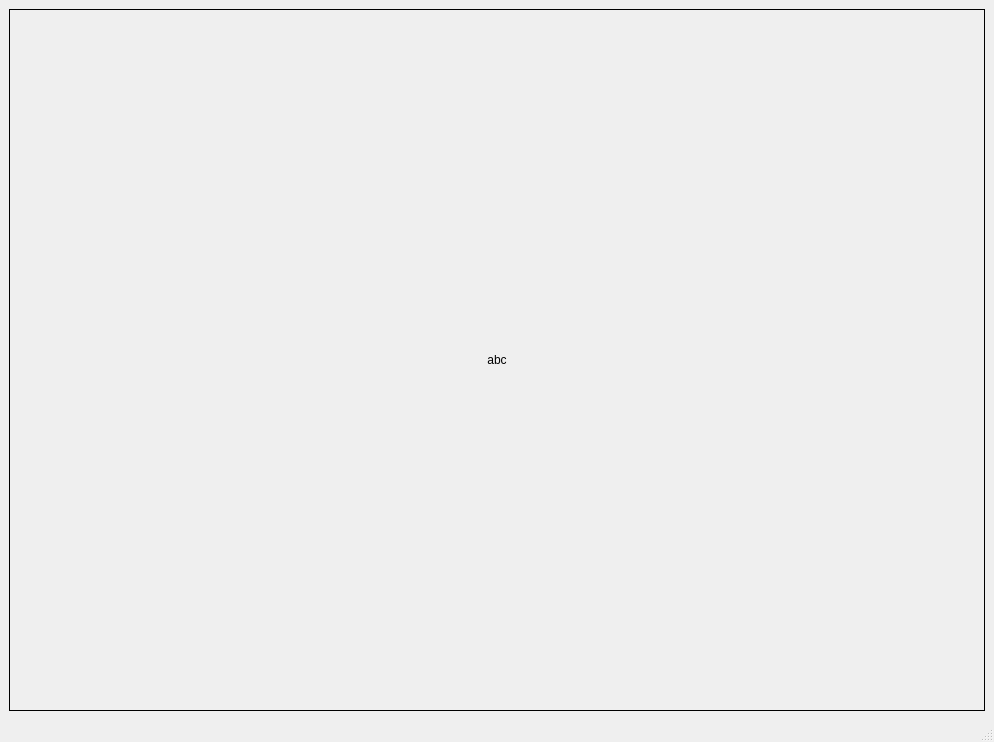
Old version of the form filebrowser/main.ui in the repository solloc/filebrowser.
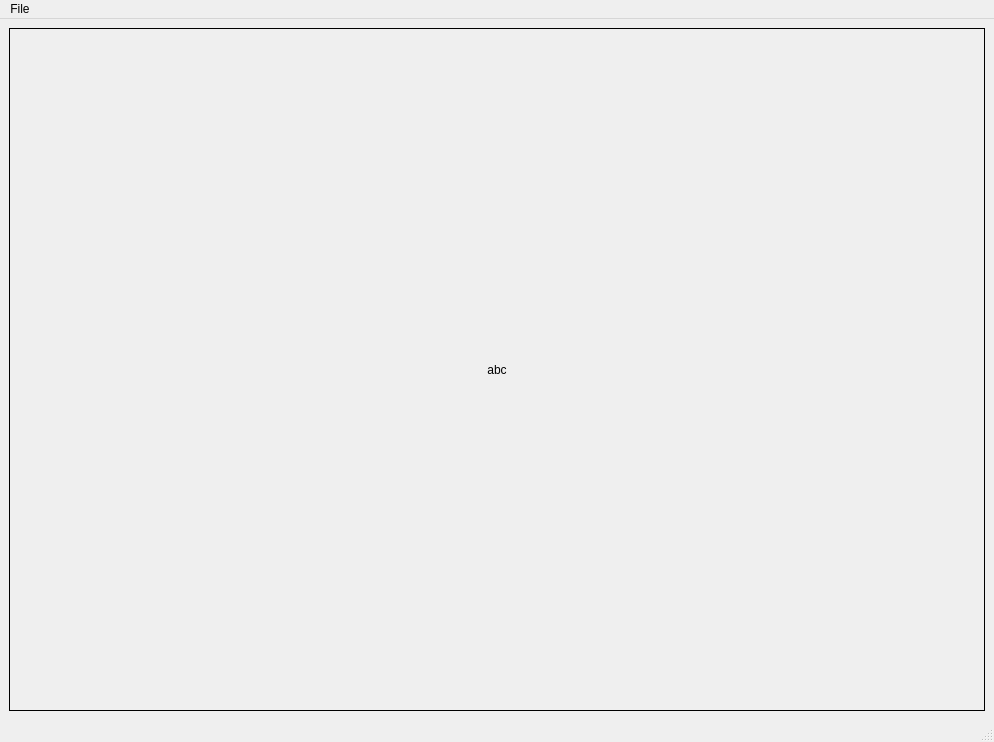
New version of the form.

Commit message: file open dialog added

The edit to the form file:
```diff
--- a/filebrowser/main.ui
+++ b/filebrowser/main.ui
@@ -62,6 +62,13 @@
      <height>21</height>
     </rect>
    </property>
+   <widget class="QMenu" name="menuFile">
+    <property name="title">
+     <string>File</string>
+    </property>
+    <addaction name="actionOpen"/>
+   </widget>
+   <addaction name="menuFile"/>
   </widget>
   <widget class="QStatusBar" name="statusbar"/>
  </widget>
```
Left out of the diff: 5 changed lines with no effect on the pictures. The commit also changes 1 other file.
